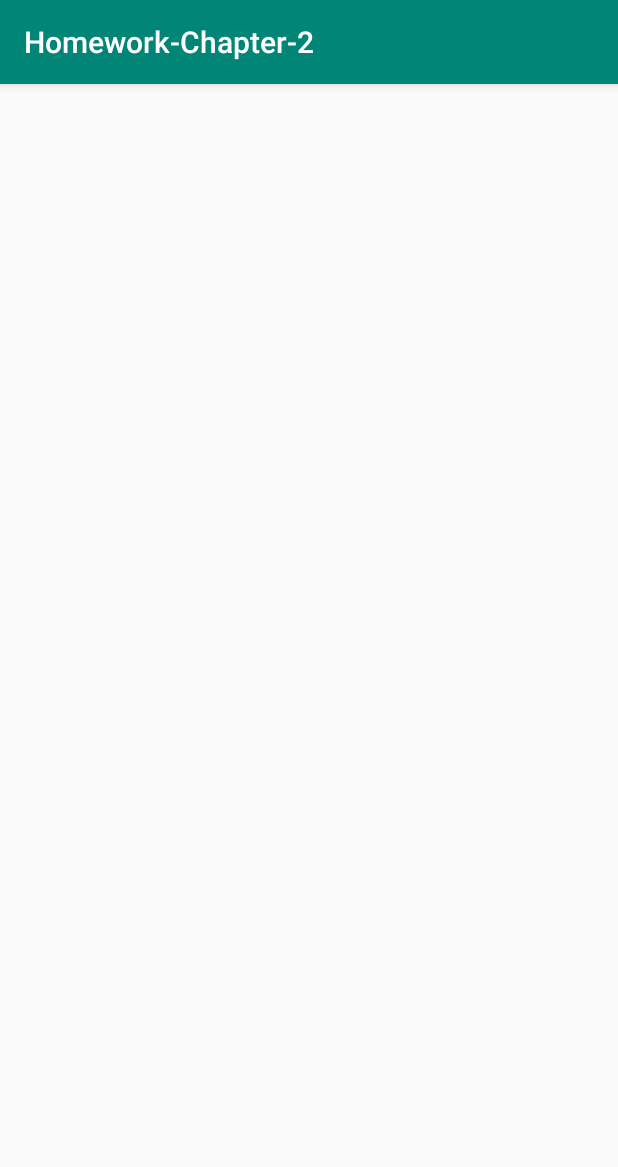
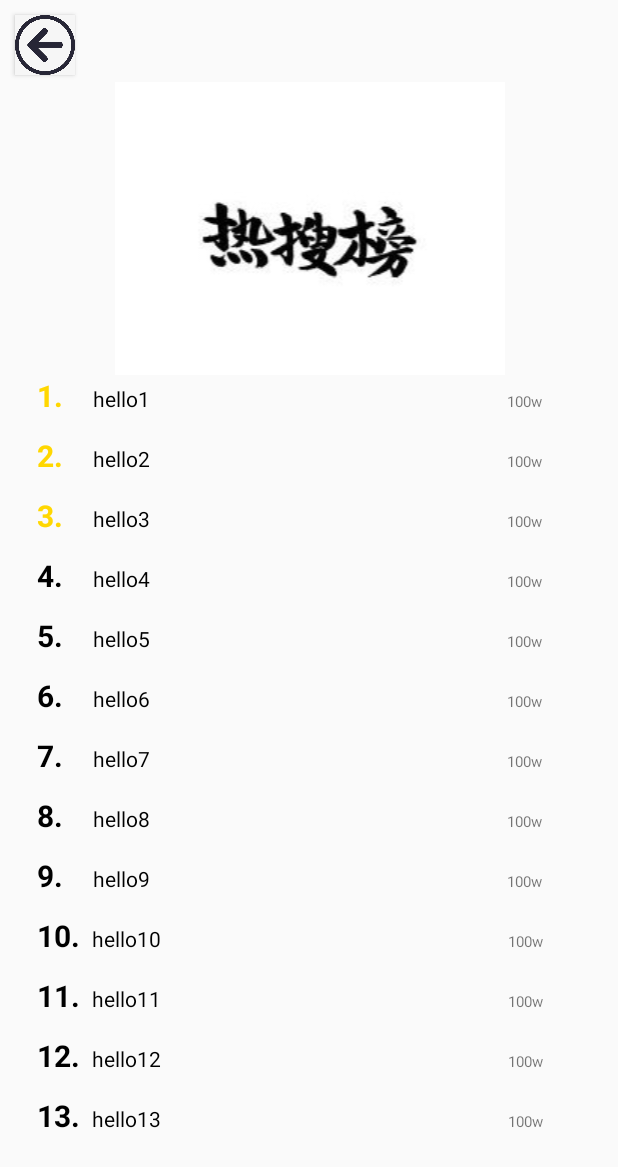
Before and after one commit to huang583824382/ByteDance_3190103047, an Android app: the Activity_test3 screen opened directly, with no data from a screen before it, on a phone screen of 412 x 824 dp. Shown: the top 1167 px of the screen. Run offline under Robolectric (Android 15) with nearby library versions, the light colour scheme and no system bars.

```diff
--- a/Homework-Chapter-2/app/build.gradle
+++ b/Homework-Chapter-2/app/build.gradle
@@ -26,4 +26,5 @@ dependencies {
     testImplementation 'junit:junit:4.12'
     androidTestImplementation 'androidx.test:runner:1.1.1'
     androidTestImplementation 'androidx.test.espresso:espresso-core:3.1.1'
+    implementation 'androidx.recyclerview:recyclerview:1.0.0'
 }
--- a/Homework-Chapter-2/app/src/main/java/com/example/homework_chapter_2/Activity_test3.java
+++ b/Homework-Chapter-2/app/src/main/java/com/example/homework_chapter_2/Activity_test3.java
@@ -1,8 +1,17 @@
 package com.example.homework_chapter_2;
 
 import androidx.appcompat.app.AppCompatActivity;
+import androidx.recyclerview.widget.LinearLayoutManager;
+import androidx.recyclerview.widget.RecyclerView;
 
+import android.content.Intent;
 import android.os.Bundle;
+import android.util.Log;
+import android.view.View;
+import android.widget.Button;
+
+import java.util.ArrayList;
+import java.util.List;
 
 public class Activity_test3 extends AppCompatActivity {
 
@@ -10,5 +19,26 @@ public class Activity_test3 extends AppCompatActivity {
     protected void onCreate(Bundle savedInstanceState) {
         super.onCreate(savedInstanceState);
         setContentView(R.layout.activity_test3);
+        Button btn1=findViewById(R.id.button7);
+        RecyclerView mrcv=findViewById(R.id.recyclerview0);
+        mrcv.setLayoutManager(new LinearLayoutManager(this));
+        List<TestData> mDataList = new ArrayList<>();
+        for(int i=1; i<=20; i++){
+            mDataList.add(new TestData("hello" + i, "100w"));
+        }
+
+        mrcv.setAdapter(new MyAdaptor(mDataList));
+
+        btn1.setOnClickListener(new View.OnClickListener() {
+            @Override
+            public void onClick(View v) {
+                Intent intent = new Intent(Activity_test3.this, MainActivity.class);
+                startActivity(intent);
+                Log.d("Activity_test3", "back to main ");
+            }
+        });
+
+
+
     }
 }
--- /dev/null
+++ b/Homework-Chapter-2/app/src/main/java/com/example/homework_chapter_2/MyAdaptor.java
@@ -0,0 +1,103 @@
+package com.example.homework_chapter_2;
+
+import android.graphics.Color;
+import android.view.LayoutInflater;
+import android.view.View;
+import android.view.ViewGroup;
+import android.widget.AdapterView;
+import android.widget.ImageView;
+import android.widget.TextView;
+
+import androidx.annotation.NonNull;
+import androidx.recyclerview.widget.RecyclerView;
+
+import java.util.List;
+
+public class MyAdaptor extends RecyclerView.Adapter<RecyclerView.ViewHolder> {
+    private List<TestData> mDataset;
+    AdapterView.OnItemClickListener clickListener;
+    public MyAdaptor(List<TestData> m){
+        mDataset = m;
+    }
+
+    @NonNull
+    @Override
+    public RecyclerView.ViewHolder onCreateViewHolder(@NonNull ViewGroup parent, int viewType) {
+        if(viewType==0) return new MyHolder(LayoutInflater.from(parent.getContext()).inflate(R.layout.item, parent, false));
+        else return new MyimageHolder(LayoutInflater.from(parent.getContext()).inflate(R.layout.image_item, parent, false));
+    }
+
+    @Override
+    public void onBindViewHolder(@NonNull RecyclerView.ViewHolder holder, final int position) {
+        holder.itemView.setOnClickListener(new View.OnClickListener(){
+            @Override
+            public void onClick(View v) {
+                //
+            }
+        });
+        if(holder instanceof MyHolder){
+            MyHolder m1=(MyHolder)holder;
+            m1.onBind(position, mDataset.get(position-1));
+        }
+        else{
+            MyimageHolder m2=(MyimageHolder)holder;
+        }
+    }
+
+    @Override
+    public int getItemViewType(int position) {
+        if (position==0){
+            return 1;
+        }
+        return 0;
+    }
+
+    @Override
+    public int getItemCount() {
+        return mDataset.size()+1;
+    }
+    public class MyHolder extends RecyclerView.ViewHolder{
+        TextView tv1;
+        TextView tv2;
+        TextView tv3;
+        public MyHolder(@NonNull View itemView) {
+            super(itemView);
+                tv1=itemView.findViewById(R.id.t1);
+                tv2=itemView.findViewById(R.id.t2);
+                tv3=itemView.findViewById(R.id.t3);
+        }
+
+        public void onBind(int position, TestData data){
+                int index=position;
+                tv1.setText(new StringBuilder().append(index).append("."));
+                tv2.setText(data.title);
+                tv3.setText(data.hot);
+                if(index<=3){
+                    tv1.setTextColor(Color.parseColor("#ffd700"));
+                }else{
+                    tv1.setTextColor(Color.parseColor("#000000"));
+                }
+        }
+        public void setOnClickListener(View.OnClickListener listener){
+            if(listener!=null){
+                //
+            }
+        }
+        public void setOnLongClickListener(View.OnLongClickListener listener){
+            if(listener!=null){
+                //
+            }
+        }
+
+    }
+    public class MyimageHolder extends RecyclerView.ViewHolder{
+        ImageView img1;
+        public MyimageHolder(@NonNull View itemView) {
+            super(itemView);
+            img1=itemView.findViewById(R.id.imageView1);
+            img1.setImageResource(R.drawable.hotsearch);
+        }
+    }
+
+
+}
--- /dev/null
+++ b/Homework-Chapter-2/app/src/main/java/com/example/homework_chapter_2/TestData.java
@@ -0,0 +1,10 @@
+package com.example.homework_chapter_2;
+
+public class TestData {
+    String title;
+    String hot;
+    TestData(String t, String h){
+        title=t;
+        hot=h;
+    }
+}
--- a/Homework-Chapter-2/app/src/main/res/layout/activity_test3.xml
+++ b/Homework-Chapter-2/app/src/main/res/layout/activity_test3.xml
@@ -6,4 +6,30 @@
     android:layout_height="match_parent"
     tools:context=".Activity_test3">
 
+    <androidx.recyclerview.widget.RecyclerView
+        android:id="@+id/recyclerview0"
+        android:layout_width="395dp"
+        android:layout_height="715dp"
+        tools:layout_editor_absoluteX="8dp"
+        tools:layout_editor_absoluteY="8dp"
+        app:layout_constraintRight_toRightOf="parent"
+        app:layout_constraintTop_toTopOf="parent"
+        app:layout_constraintBottom_toBottomOf="parent"
+        app:layout_constraintLeft_toLeftOf="parent"
+
+        />
+
+    <Button
+        android:id="@+id/button7"
+        android:layout_width="40dp"
+        android:layout_height="40dp"
+        android:layout_margin="10dp"
+        app:layout_constraintBottom_toBottomOf="parent"
+        app:layout_constraintHorizontal_bias="0.0"
+        app:layout_constraintLeft_toLeftOf="parent"
+        app:layout_constraintRight_toRightOf="parent"
+        app:layout_constraintTop_toTopOf="parent"
+        app:layout_constraintVertical_bias="0.0"
+        android:background="@drawable/back"
+        />
 </androidx.constraintlayout.widget.ConstraintLayout>
--- /dev/null
+++ b/Homework-Chapter-2/app/src/main/res/layout/image_item.xml
@@ -0,0 +1,14 @@
+<?xml version="1.0" encoding="utf-8"?>
+<LinearLayout xmlns:android="http://schemas.android.com/apk/res/android"
+    xmlns:app="http://schemas.android.com/apk/res-auto"
+    android:orientation="vertical"
+    android:layout_width="match_parent"
+    android:layout_height="wrap_content">
+
+    <ImageView
+        android:id="@+id/imageView1"
+        android:layout_width="match_parent"
+        android:layout_height="match_parent"
+        android:src="@drawable/hotsearch"
+        />
+</LinearLayout>
--- /dev/null
+++ b/Homework-Chapter-2/app/src/main/res/layout/item.xml
@@ -0,0 +1,38 @@
+<?xml version="1.0" encoding="utf-8"?>
+<LinearLayout xmlns:android="http://schemas.android.com/apk/res/android"
+    android:orientation="horizontal"
+    android:layout_width="match_parent"
+    android:layout_height="40dp"
+    android:paddingLeft="16dp"
+    android:paddingRight="16dp"
+    >
+
+    <TextView
+        android:id="@+id/t1"
+        android:layout_width="20dp"
+        android:layout_height="wrap_content"
+        android:layout_weight="1"
+        android:text=""
+        android:textColor="#ff0000"
+        android:textSize="20dp"
+        android:textStyle="bold"
+
+        />
+    <TextView
+        android:id="@+id/t2"
+        android:layout_width="wrap_content"
+        android:layout_height="wrap_content"
+        android:text="热搜内容"
+        android:textColor="#000000"
+        android:layout_weight="12"
+        />
+
+    <TextView
+        android:id="@+id/t3"
+        android:layout_width="wrap_content"
+        android:layout_height="wrap_content"
+        android:layout_weight="3"
+        android:text="1w"
+        android:gravity="center"
+        android:textSize="10dp" />
+</LinearLayout>
--- a/Homework-Chapter-2/app/src/main/res/values/styles.xml
+++ b/Homework-Chapter-2/app/src/main/res/values/styles.xml
@@ -1,7 +1,7 @@
 <resources>
 
     <!-- Base application theme. -->
-    <style name="AppTheme" parent="Theme.AppCompat.Light.DarkActionBar">
+    <style name="AppTheme" parent="Theme.AppCompat.Light.NoActionBar">
         <!-- Customize your theme here. -->
         <item name="colorPrimary">@color/colorPrimary</item>
         <item name="colorPrimaryDark">@color/colorPrimaryDark</item>
```
Also changed, not shown: Homework-Chapter-2/app/src/main/res/drawable/hotsearch.png (added).
